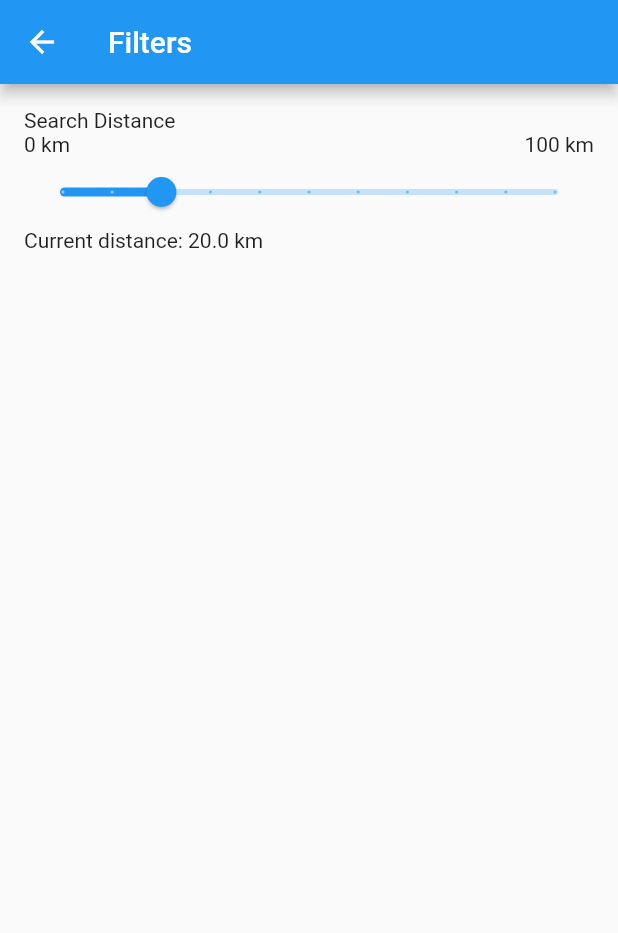
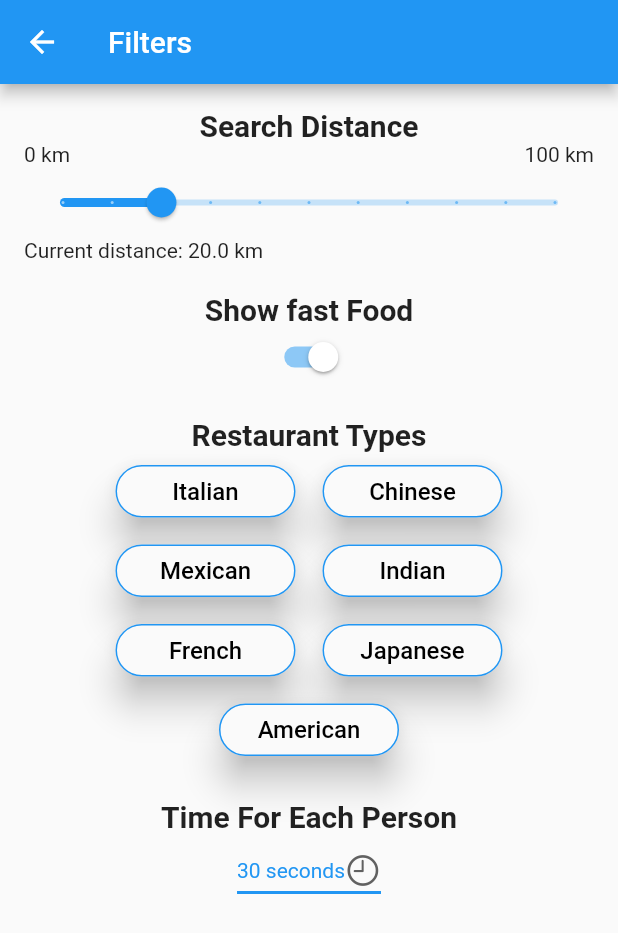
Before and after one commit to MatthewSzurkowski/TasteTwin, a Flutter app: the FiltersPage screen opened directly, on a phone screen of 412 x 824 dp. Shown: the top 933 px of the screen. Run offline on Flutter 3.47's test engine with Material 2 defaults, Android fonts, the phone set to English and light mode, and no system bars; drawn by our look-alikes of custom_radio_grouped_button; our stand-ins replace swipe_cards.

Commit message:
Added more filters.

```diff
--- a/taste_twin/lib/components/MainDrawer.dart
+++ b/taste_twin/lib/components/MainDrawer.dart
@@ -1,3 +1,4 @@
+// ignore: file_names
 import 'package:flutter/material.dart';
 import '../pages/filterspage.dart';
 import '../pages/settings.dart';
--- a/taste_twin/lib/main.dart
+++ b/taste_twin/lib/main.dart
@@ -1,10 +1,5 @@
 import 'package:flutter/material.dart';
 import 'package:taste_twin/pages/homepage.dart';
-// import 'pages/homepage.dart';
-// import 'pages/carousel_page.dart';
-import 'pages/matchpage.dart';
-import 'pages/settings.dart';
-import 'pages/about.dart';
 
 void main() {
   runApp(const MyApp());
--- a/taste_twin/lib/pages/about.dart
+++ b/taste_twin/lib/pages/about.dart
@@ -1,6 +1,5 @@
 // import 'package:flutter/cupertino.dart';
 import 'package:flutter/material.dart';
-import 'package:flutter/cupertino.dart';
 
 class AboutPage extends StatefulWidget {
   const AboutPage({super.key, required this.title});
@@ -12,9 +11,7 @@ class AboutPage extends StatefulWidget {
 }
 
 class _AboutPage extends State<AboutPage> {
-  final List<bool> _selectedBrightness = <bool>[true, false];
   bool vertical = false;
-  bool location_services = true;
 
   @override
   Widget build(BuildContext context) {
--- a/taste_twin/lib/pages/filterspage.dart
+++ b/taste_twin/lib/pages/filterspage.dart
@@ -1,7 +1,15 @@
+import 'package:custom_radio_grouped_button/custom_radio_grouped_button.dart';
 import 'package:flutter/cupertino.dart';
 import 'package:flutter/material.dart';
-import '../components/MainDrawer.dart';
-// import 'package:cupertino_icons/cupertino_icons.dart';
+
+const List<String> list = <String>[
+  "30 seconds",
+  "1 minutes",
+  "2 minutes",
+  "3 minutes",
+  "4 minutes",
+  "5 minutes"
+];
 
 class FiltersPage extends StatefulWidget {
   const FiltersPage({super.key, required this.title});
@@ -23,7 +31,9 @@ class FiltersPage extends StatefulWidget {
 
 class _FiltersPage extends State<FiltersPage> {
   double _currentDistance = 20.0; // initial value for the slider
-
+  bool showFastFood = true;
+  String eachPersonTimeLimit = "1 minute";
+  String dropdownValue = list.first;
   @override
   Widget build(BuildContext context) {
     // This method is rerun every time setState is called, for instance as done
@@ -43,10 +53,14 @@ class _FiltersPage extends State<FiltersPage> {
         child: Column(
           crossAxisAlignment: CrossAxisAlignment.start,
           children: [
-            Text('Search Distance'),
+            const Center(
+                child: Text(
+              'Search Distance',
+              style: TextStyle(fontSize: 20, fontWeight: FontWeight.bold),
+            )),
             Row(
               mainAxisAlignment: MainAxisAlignment.spaceBetween,
-              children: [
+              children: const [
                 Text('0 km'),
                 Text('100 km'),
               ],
@@ -65,6 +79,103 @@ class _FiltersPage extends State<FiltersPage> {
             ),
             Text('Current distance: $_currentDistance km'),
             // Add more filters here
+            const SizedBox(height: 20),
+            const Center(
+                child: Text('Show fast Food',
+                    style:
+                        TextStyle(fontSize: 20, fontWeight: FontWeight.bold))),
+            Row(mainAxisAlignment: MainAxisAlignment.center, children: [
+              Switch.adaptive(
+                value: showFastFood,
+                materialTapTargetSize: MaterialTapTargetSize.shrinkWrap,
+                activeColor: Colors.blue,
+                thumbColor: const MaterialStatePropertyAll<Color>(Colors.white),
+                onChanged: (bool value) {
+                  // This is called when the user toggles the switch.
+                  setState(() {
+                    showFastFood = value;
+                  });
+                },
+              ),
+            ]),
+            const SizedBox(height: 20),
+            const Center(
+                child: Text(
+              'Restaurant Types',
+              style: TextStyle(fontSize: 20, fontWeight: FontWeight.bold),
+            )),
+            CustomCheckBoxGroup(
+              buttonTextStyle: const ButtonTextStyle(
+                selectedColor: Colors.white,
+                unSelectedColor: Colors.black,
+                textStyle: TextStyle(
+                  fontSize: 16,
+                ),
+              ),
+              autoWidth: false,
+              enableButtonWrap: true,
+              wrapAlignment: WrapAlignment.center,
+              unSelectedColor: Theme.of(context).canvasColor,
+              buttonLables: const [
+                "Italian",
+                "Chinese",
+                "Mexican",
+                "Indian",
+                "French",
+                "Japanese",
+                "American",
+              ],
+              buttonValuesList: const [
+                "Italian",
+                "Chinese",
+                "Mexican",
+                "Indian",
+                "French",
+                "Japanese",
+                "American",
+              ],
+              checkBoxButtonValues: (List<dynamic> values) {
+                // ignore: avoid_print
+                print(values);
+              },
+              defaultSelected: const ["Sunday"],
+              horizontal: false,
+              width: 120,
+              // hight: 50,
+              selectedColor: Theme.of(context).colorScheme.secondary,
+              padding: 5,
+              enableShape: true,
+            ),
+            Column(
+              children: [
+                const SizedBox(height: 20),
+                const Center(
+                    child: Text('Time For Each Person',
+                        style: TextStyle(
+                            fontSize: 20, fontWeight: FontWeight.bold))),
+                DropdownButton<String>(
+                    value: dropdownValue,
+                    icon: const Icon(CupertinoIcons.time),
+                    elevation: 16,
+                    style: const TextStyle(color: Colors.blue),
+                    underline: Container(
+                      height: 2,
+                      color: Colors.blue,
+                    ),
+                    onChanged: (String? value) {
+                      // This is called when the user selects an item.
+                      setState(() {
+                        dropdownValue = value!;
+                      });
+                    },
+                    items: list.map<DropdownMenuItem<String>>((String value) {
+                      return DropdownMenuItem<String>(
+                        value: value,
+                        child: Text(value),
+                      );
+                    }).toList()),
+              ],
+            )
           ],
         ),
       ),
--- a/taste_twin/pubspec.yaml
+++ b/taste_twin/pubspec.yaml
@@ -36,6 +36,7 @@ dependencies:
   # The following adds the Cupertino Icons font to your application.
   # Use with the CupertinoIcons class for iOS style icons.
   cupertino_icons: ^1.0.2
+  custom_radio_grouped_button: any
   carousel_slider: ^4.2.1
   swipable_stack: ^2.0.0
   tinder_swipecard: ^0.3.0
```
Lines whose indentation alone changed are shown as unchanged.
